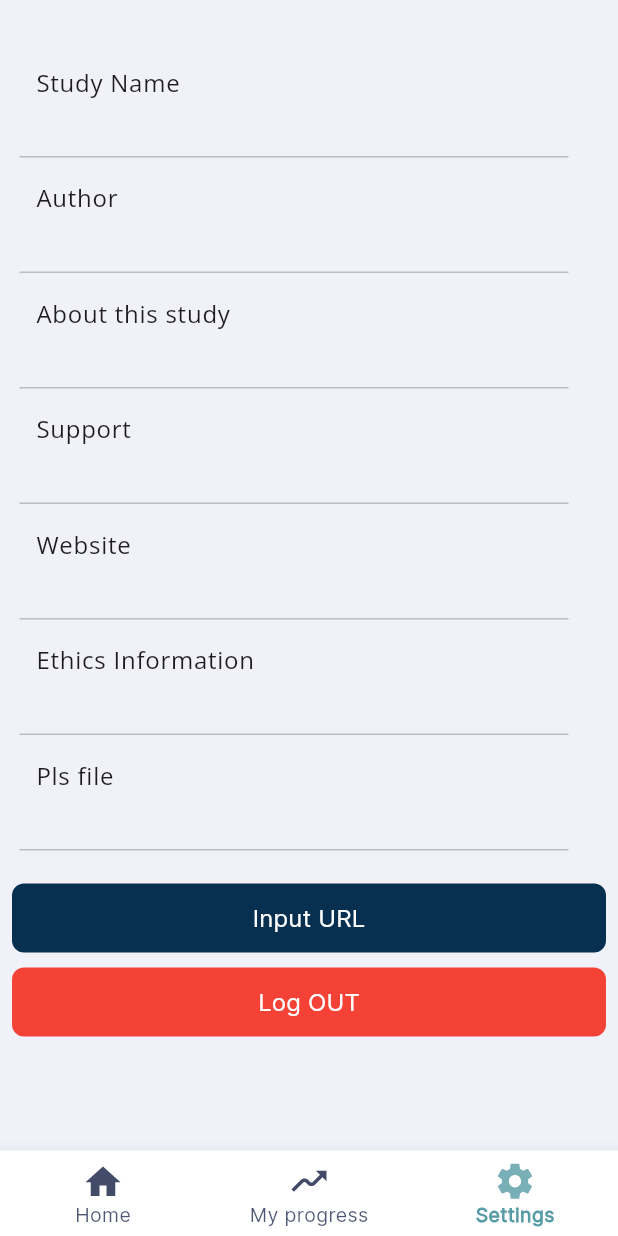
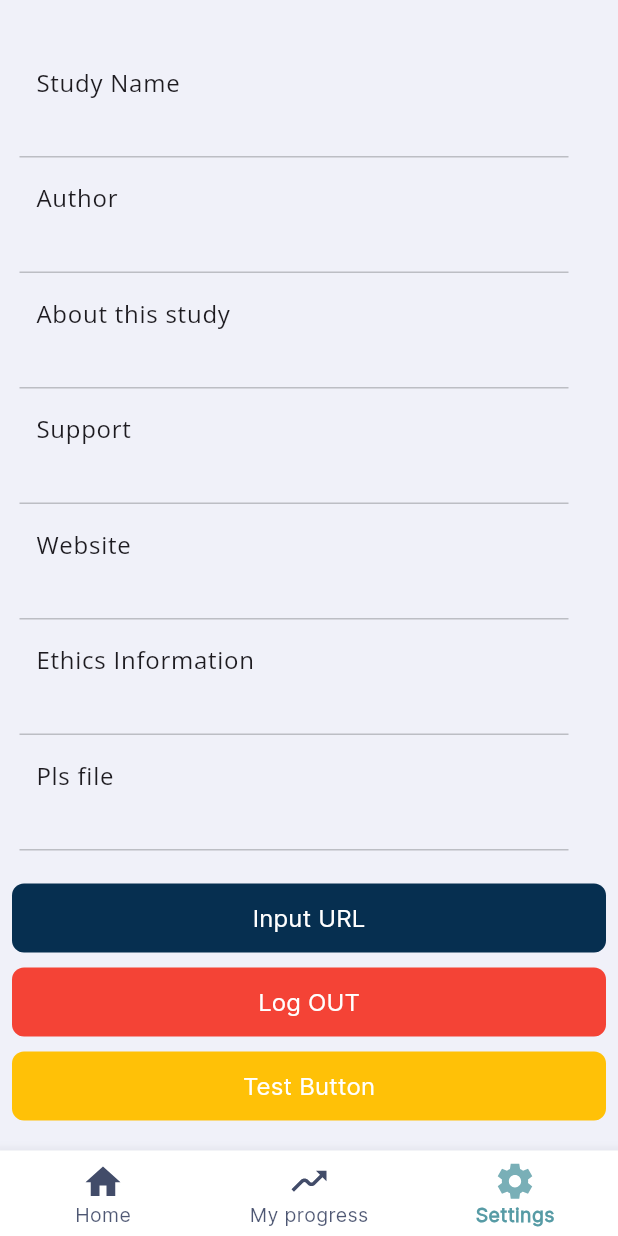
Before and after one commit to davidplans/veris, a Flutter app: the screen it shows once a user with an empty profile is signed in, item 3 of the bottom bar chosen, on a phone screen of 412 x 824 dp. Run offline on Flutter 3.47's test engine with Material 3 defaults, Android fonts, the phone set to English and light mode, and no system bars; our stand-ins replace camera, cloud_firestore, device_info_plus, dio, equatable, firebase_auth and 15 more; missing offline and left inert: mobile_scanner, overlay_loading_progress, svg_path_parser; accounts and stored records are empty; statements that could not run were skipped.

```diff
--- a/lib/features/settings/view/settings_widget.dart
+++ b/lib/features/settings/view/settings_widget.dart
@@ -91,7 +91,7 @@ class _SettingsWidgetState extends State<SettingsWidget> {
                   context.go(Routes.intro.path);
                 },
               ),
-              SizedBox(height: 10.0),
+              const SizedBox(height: 10.0),
               MainButtonComponent(
                 title: 'Log OUT',
                 backgroundColor: Colors.red,
@@ -100,6 +100,19 @@ class _SettingsWidgetState extends State<SettingsWidget> {
                   context.read<AuthBloc>().add(AuthenticationLogoutRequested());
                 },
               ),
+              const SizedBox(height: 10.0),
+              MainButtonComponent(
+                  title: 'Test Button',
+                  backgroundColor: Colors.amber,
+                  titleColor: ColorConstants.textInvertedColor,
+                  onPressed: () {
+                    context.go(Routes.complete.path, extra: {
+                      'iconPath': 'assets/icons/illustrations/success_star.svg',
+                      'title': 'Thank you for completing questionnaire',
+                      'buttonTitle': 'Return to home',
+                      'text': 'Test',
+                    });
+                  }),
             ]))
           ],
         ),
```
Also changed, not shown: lib/common/widgets/app_bar_widget.dart (+15 -28 lines), lib/common/widgets/ui_components/alert_dialog.dart (added, +60 -0 lines).
